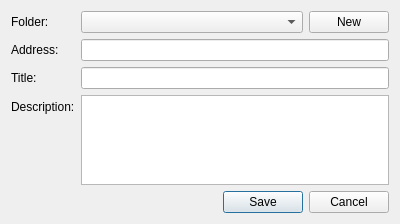
This is src/ui/BookmarkDialog.ui in OtterBrowser/otter-browser as Qt 5 draws it before an edit. The edited form follows.
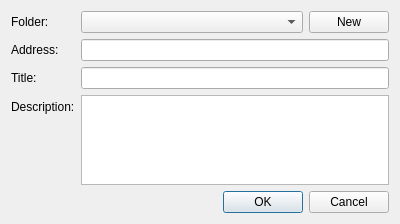
This is the edited form.

Diff of the .ui file:
```diff
--- a/src/ui/BookmarkDialog.ui
+++ b/src/ui/BookmarkDialog.ui
@@ -97,11 +97,8 @@
    </item>
    <item>
     <widget class="QDialogButtonBox" name="buttonBox">
-     <property name="orientation">
-      <enum>Qt::Horizontal</enum>
-     </property>
      <property name="standardButtons">
-      <set>QDialogButtonBox::Cancel|QDialogButtonBox::Save</set>
+      <set>QDialogButtonBox::Cancel|QDialogButtonBox::Ok</set>
      </property>
     </widget>
    </item>
```
Left out of the diff: 35 changed lines with no effect on the pictures.
